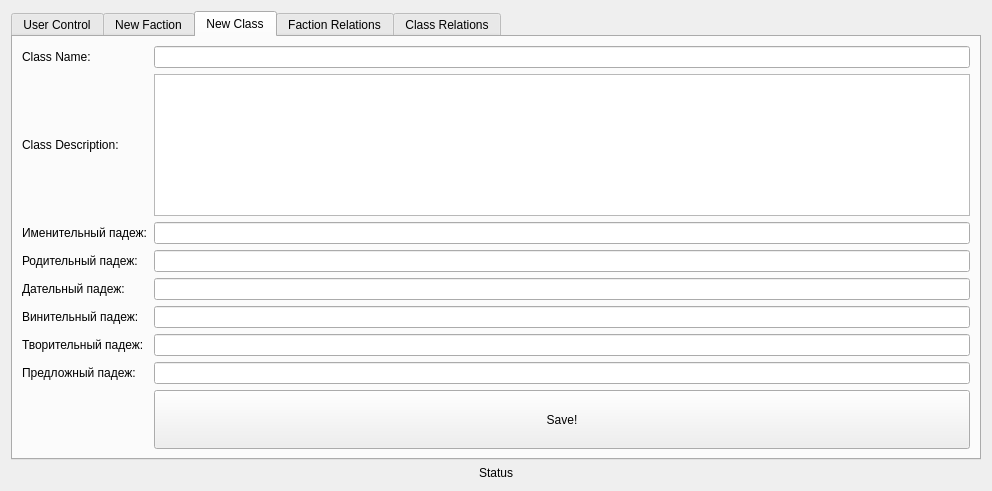
SpaceWind/battle_progress_client, file admincontrolform.ui: the form before one commit.
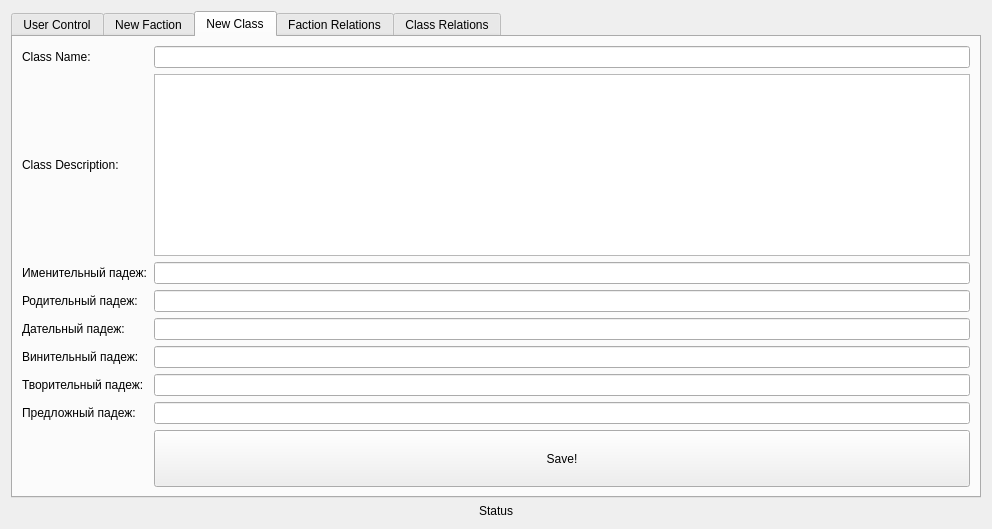
The form after the commit. The open tabs and pages were chosen to show the change.

What changed in the file:
```diff
--- a/admincontrolform.ui
+++ b/admincontrolform.ui
@@ -7,7 +7,7 @@
     <x>0</x>
     <y>0</y>
     <width>992</width>
-    <height>491</height>
+    <height>529</height>
    </rect>
   </property>
   <property name="windowTitle">
@@ -376,7 +376,7 @@
            <property name="maximumSize">
             <size>
              <width>16777215</width>
-             <height>150</height>
+             <height>16777215</height>
             </size>
            </property>
           </widget>
@@ -457,11 +457,17 @@
          <item row="9" column="2">
           <widget class="QPushButton" name="pushButton_5">
            <property name="sizePolicy">
-            <sizepolicy hsizetype="Minimum" vsizetype="Expanding">
+            <sizepolicy hsizetype="Minimum" vsizetype="Preferred">
              <horstretch>0</horstretch>
              <verstretch>0</verstretch>
             </sizepolicy>
            </property>
+           <property name="maximumSize">
+            <size>
+             <width>16777215</width>
+             <height>350</height>
+            </size>
+           </property>
            <property name="text">
             <string>Save!</string>
            </property>
```
Left out of the diff: 28 changed lines with no effect on the pictures.
